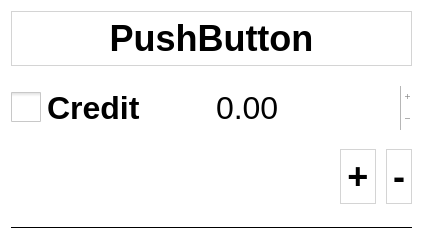
Above: personwidget.ui from ltworf/debtthingy before the change. Below: the same form after it.
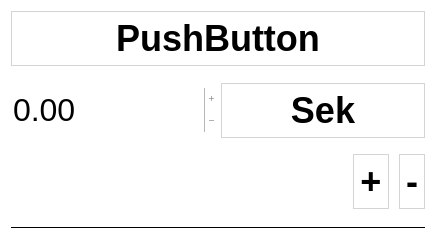
That is the form after the change.

```diff
--- a/personwidget.ui
+++ b/personwidget.ui
@@ -6,10 +6,16 @@
    <rect>
     <x>0</x>
     <y>0</y>
-    <width>423</width>
+    <width>436</width>
     <height>240</height>
    </rect>
   </property>
+  <property name="sizePolicy">
+   <sizepolicy hsizetype="MinimumExpanding" vsizetype="Preferred">
+    <horstretch>0</horstretch>
+    <verstretch>0</verstretch>
+   </sizepolicy>
+  </property>
   <property name="windowTitle">
    <string>Form</string>
   </property>
@@ -95,26 +101,6 @@
         <property name="spacing">
          <number>5</number>
         </property>
-        <item>
-         <widget class="QCheckBox" name="chkCredit">
-          <property name="font">
-           <font>
-            <pointsize>24</pointsize>
-            <weight>75</weight>
-            <bold>true</bold>
-           </font>
-          </property>
-          <property name="styleSheet">
-           <string notr="true"> QCheckBox::indicator {
-     width: 30px;
-     height: 30px;
- }</string>
-          </property>
-          <property name="text">
-           <string>Credit</string>
-          </property>
-         </widget>
-        </item>
         <item>
          <widget class="QDoubleSpinBox" name="spnValue">
           <property name="font">
@@ -131,11 +117,24 @@
           <property name="buttonSymbols">
            <enum>QAbstractSpinBox::PlusMinus</enum>
           </property>
+          <property name="minimum">
+           <double>-100000000.989999994635582</double>
+          </property>
           <property name="maximum">
            <double>100000000.989999994635582</double>
           </property>
          </widget>
         </item>
+        <item>
+         <widget class="QPushButton" name="btnCurrency">
+          <property name="focusPolicy">
+           <enum>Qt::NoFocus</enum>
+          </property>
+          <property name="text">
+           <string>Sek</string>
+          </property>
+         </widget>
+        </item>
        </layout>
       </item>
       <item>
```
Left out of the diff: 53 changed lines with no effect on the pictures.
